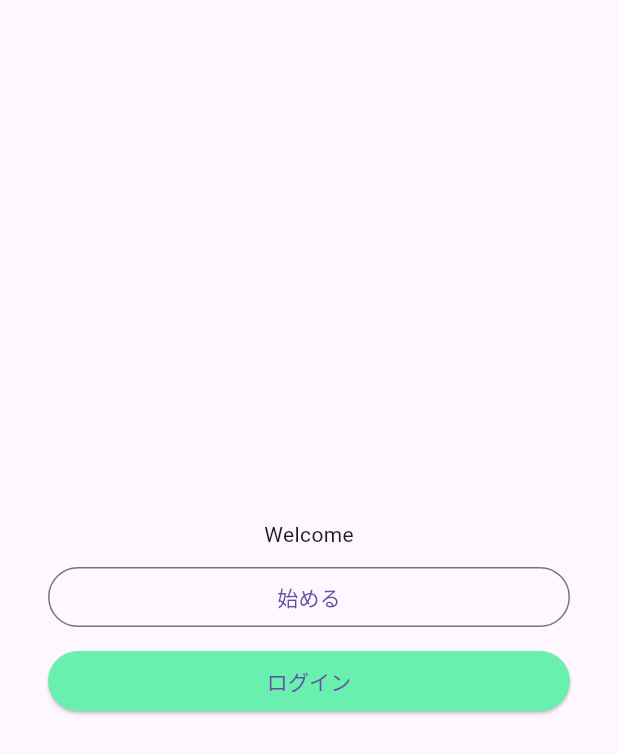
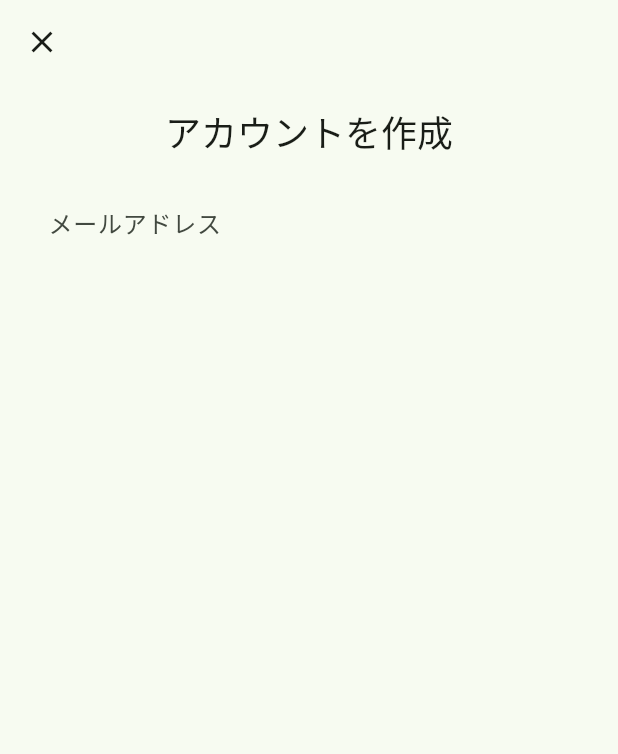
Before and after one commit to U22-2024/mobile, a Flutter app: the screen it shows after launch, after a tap on "始める", on a phone screen of 412 x 824 dp. Shown: the top 754 px of the screen. Run offline on Flutter 3.47's test engine with Material 3 defaults, Android fonts, the phone set to English and light mode, and no system bars; our stand-ins replace firebase_auth, firebase_core, flutter_hooks, go_router, hooks_riverpod, isar and 1 more; missing offline and left inert: grpc, protobuf; accounts and stored records are empty; generated files the repository leaves out were written again; statements that could not run were skipped.

Commit message:
ウェルカム画面のカラーリングを変更

```diff
--- /dev/null
+++ b/lib/app.dart
@@ -0,0 +1,35 @@
+import 'package:flutter/material.dart';
+import 'package:hooks_riverpod/hooks_riverpod.dart';
+import 'package:mobile/service/router/router_provider.dart';
+import 'package:mobile/service/settings/settings_provider.dart';
+
+class MainApp extends HookConsumerWidget {
+  const MainApp({super.key});
+
+  @override
+  Widget build(BuildContext context, WidgetRef ref) {
+    final router = ref.watch(routerProvider);
+    final themeMode = ref.watch(themeModeProvider);
+
+    return MaterialApp.router(
+      routerConfig: router,
+      title: "Mobile",
+      theme: ThemeData(
+        useMaterial3: true,
+        colorScheme: ColorScheme.fromSeed(seedColor: Colors.green),
+      ),
+      darkTheme: ThemeData(
+        useMaterial3: true,
+        colorScheme: ColorScheme.fromSeed(
+          seedColor: Colors.green,
+          brightness: Brightness.dark,
+        ),
+      ),
+      themeMode: themeMode.when(
+        data: (mode) => mode,
+        error: (err, stack) => ThemeMode.system,
+        loading: () => ThemeMode.system,
+      ),
+    );
+  }
+}
--- a/lib/main.dart
+++ b/lib/main.dart
@@ -1,27 +1,14 @@
 import 'package:firebase_core/firebase_core.dart';
 import 'package:flutter/material.dart';
 import 'package:hooks_riverpod/hooks_riverpod.dart';
+import 'package:mobile/app.dart';
 import 'package:mobile/firebase_options.dart';
-import 'package:mobile/service/router.dart';
 
 Future<void> main() async {
   WidgetsFlutterBinding.ensureInitialized();
   await Firebase.initializeApp(
     options: DefaultFirebaseOptions.currentPlatform,
   );
+
   runApp(const ProviderScope(child: MainApp()));
 }
-
-class MainApp extends HookConsumerWidget {
-  const MainApp({super.key});
-
-  @override
-  Widget build(BuildContext context, WidgetRef ref) {
-    final router = ref.watch(routerProvider);
-    return MaterialApp.router(
-      routerConfig: router,
-      title: "Mobile",
-      theme: ThemeData(),
-    );
-  }
-}
--- a/lib/screen/home/home_screen.dart
+++ b/lib/screen/home/home_screen.dart
@@ -3,6 +3,8 @@ import 'package:flutter_hooks/flutter_hooks.dart';
 
 class HomeScreen extends HookWidget {
   const HomeScreen({super.key});
+
+  static const routeName = "/";
 
   @override
   Widget build(BuildContext context) {
--- /dev/null
+++ b/lib/screen/welcome/auth_register_screen.dart
@@ -0,0 +1,39 @@
+import 'package:flutter/material.dart';
+import 'package:go_router/go_router.dart';
+import 'package:hooks_riverpod/hooks_riverpod.dart';
+
+class AuthRegisterScreen extends HookConsumerWidget {
+  const AuthRegisterScreen({super.key});
+
+  static const routeName = "register";
+
+  @override
+  Widget build(BuildContext context, WidgetRef ref) {
+    return Scaffold(
+        appBar: AppBar(
+            leading: IconButton(
+          icon: const Icon(Icons.close),
+          onPressed: () => GoRouter.of(context).pop(),
+        )),
+        body: Container(
+          padding: const EdgeInsets.all(16),
+          child: Column(
+            children: [
+              Text(
+                "アカウントを作成",
+                style: Theme.of(context).textTheme.headlineSmall,
+              ),
+              const SizedBox(height: 16),
+              TextFormField(
+                decoration: InputDecoration(
+                  labelText: "メールアドレス",
+                  border: const OutlineInputBorder(borderSide: BorderSide.none),
+                  fillColor: Theme.of(context).colorScheme.surface,
+                  filled: true,
+                ),
+              )
+            ],
+          ),
+        ));
+  }
+}
--- a/lib/screen/welcome/welcome_screen.dart
+++ b/lib/screen/welcome/welcome_screen.dart
@@ -1,8 +1,11 @@
 import 'package:flutter/material.dart';
 import 'package:hooks_riverpod/hooks_riverpod.dart';
+import 'package:mobile/service/router/router_provider.dart';
 
 class WelcomeScreen extends HookConsumerWidget {
   const WelcomeScreen({super.key});
+
+  static const routeName = "/welcome";
 
   @override
   Widget build(BuildContext context, WidgetRef ref) {
@@ -16,15 +19,31 @@ class WelcomeScreen extends HookConsumerWidget {
             const SizedBox(height: 8),
             SizedBox(
               width: double.infinity,
-              child: OutlinedButton(onPressed: () {}, child: const Text("始める")),
+              child: OutlinedButton(
+                onPressed: () => const AuthRegisterRoute().go(context),
+                style: OutlinedButton.styleFrom(
+                  side: BorderSide(
+                    color: Theme.of(context).colorScheme.primary,
+                  ),
+                ),
+                child: const Text("始める"),
+              ),
             ),
             const SizedBox(height: 8),
             SizedBox(
               width: double.infinity,
-              child:
-                  ElevatedButton(onPressed: () {},style: ElevatedButton.styleFrom(
-                    backgroundColor: Colors.greenAccent,
-                  ), child: const Text("ログイン")),
+              child: ElevatedButton(
+                onPressed: () {},
+                style: ElevatedButton.styleFrom(
+                  backgroundColor: Theme.of(context).colorScheme.primary,
+                ),
+                child: Text(
+                  "ログイン",
+                  style: TextStyle(
+                    color: Theme.of(context).colorScheme.onPrimary,
+                  ),
+                ),
+              ),
             ),
           ],
         ),
--- /dev/null
+++ b/lib/service/isar/isar_provider.dart
@@ -0,0 +1,16 @@
+import 'package:isar/isar.dart';
+import 'package:mobile/models/settings_model.dart';
+import 'package:path_provider/path_provider.dart';
+import 'package:riverpod_annotation/riverpod_annotation.dart';
+
+part 'isar_provider.g.dart';
+
+@Riverpod(keepAlive: true)
+Future<Isar> isar(IsarRef ref) async {
+  final dir = await getApplicationDocumentsDirectory();
+  final isar = await Isar.openAsync(
+    schemas: [SettingsModelSchema],
+    directory: dir.path,
+  );
+  return isar;
+}
--- a/lib/service/router.dart
+++ b/lib/service/router/router_provider.dart
@@ -1,12 +1,13 @@
 import 'package:flutter/foundation.dart';
 import 'package:flutter/material.dart';
 import 'package:go_router/go_router.dart';
+import 'package:mobile/screen/welcome/auth_register_screen.dart';
 import 'package:mobile/screen/welcome/welcome_screen.dart';
 import 'package:riverpod_annotation/riverpod_annotation.dart';
 
-import '../screen/home/home_screen.dart';
+import '../../screen/home/home_screen.dart';
 
-part 'router.g.dart';
+part 'router_provider.g.dart';
 
 final _rootNavigatorKey = GlobalKey<NavigatorState>(debugLabel: 'root');
 
@@ -15,12 +16,12 @@ GoRouter router(RouterRef ref) {
   return GoRouter(
       navigatorKey: _rootNavigatorKey,
       routes: $appRoutes,
-      initialLocation: "/welcome",
+      initialLocation: WelcomeScreen.routeName,
       debugLogDiagnostics: kDebugMode);
 }
 
 //#region HomeRoutes
-@TypedGoRoute<HomeRoute>(path: "/home")
+@TypedGoRoute<HomeRoute>(path: HomeScreen.routeName)
 class HomeRoute extends GoRouteData {
   const HomeRoute();
 
@@ -32,7 +33,12 @@ class HomeRoute extends GoRouteData {
 //#endregion
 
 //#region WelcomeRoutes
-@TypedGoRoute<WelcomeRoute>(path: "/welcome")
+@TypedGoRoute<WelcomeRoute>(
+  path: WelcomeScreen.routeName,
+  routes: [
+    TypedGoRoute<AuthRegisterRoute>(path: AuthRegisterScreen.routeName),
+  ],
+)
 class WelcomeRoute extends GoRouteData {
   const WelcomeRoute();
 
@@ -41,4 +47,13 @@ class WelcomeRoute extends GoRouteData {
     return const WelcomeScreen();
   }
 }
+
+class AuthRegisterRoute extends GoRouteData {
+  const AuthRegisterRoute();
+
+  @override
+  Widget build(BuildContext context, GoRouterState state) {
+    return const AuthRegisterScreen();
+  }
+}
 //#endregion
--- /dev/null
+++ b/lib/service/settings/settings_provider.dart
@@ -0,0 +1,20 @@
+import 'package:flutter/material.dart';
+import 'package:mobile/service/isar/isar_provider.dart';
+import 'package:mobile/service/settings/settings_service.dart';
+import 'package:riverpod_annotation/riverpod_annotation.dart';
+
+part 'settings_provider.g.dart';
+
+@Riverpod(keepAlive: true)
+Future<SettingsService> settingsService(SettingsServiceRef ref) async {
+  final isar = await ref.watch(isarProvider.future);
+  return SettingsService(isar);
+}
+
+@riverpod
+Stream<ThemeMode> themeMode(ThemeModeRef ref) async* {
+  final service = await ref.watch(settingsServiceProvider.future);
+  await for (final settings in service.settings()) {
+    yield settings.themeMode;
+  }
+}
--- a/pubspec.yaml
+++ b/pubspec.yaml
@@ -15,6 +15,9 @@ dependencies:
   go_router: ^14.2.0
   grpc: ^3.2.4
   hooks_riverpod: ^2.5.1
+  isar: ^4.0.0-dev.14
+  isar_flutter_libs: ^4.0.0-dev.14
+  path_provider: ^2.1.3
   protobuf: ^3.1.0
   riverpod_annotation: ^2.3.5
 
```
Also changed, not shown: lib/models/settings_model.dart (added, +15 -0 lines), lib/service/auth.dart (deleted, +0 -18 lines), lib/service/auth/auth_provider.dart (added, +15 -0 lines), lib/service/settings/settings_service.dart (added, +31 -0 lines), lib/models/settings_model.g.dart (added), lib/service/auth/auth_provider.g.dart, lib/service/isar/isar_provider.g.dart (added), lib/service/router/router_provider.g.dart, lib/service/settings/settings_provider.g.dart (added), pubspec.lock, 2 other files.
